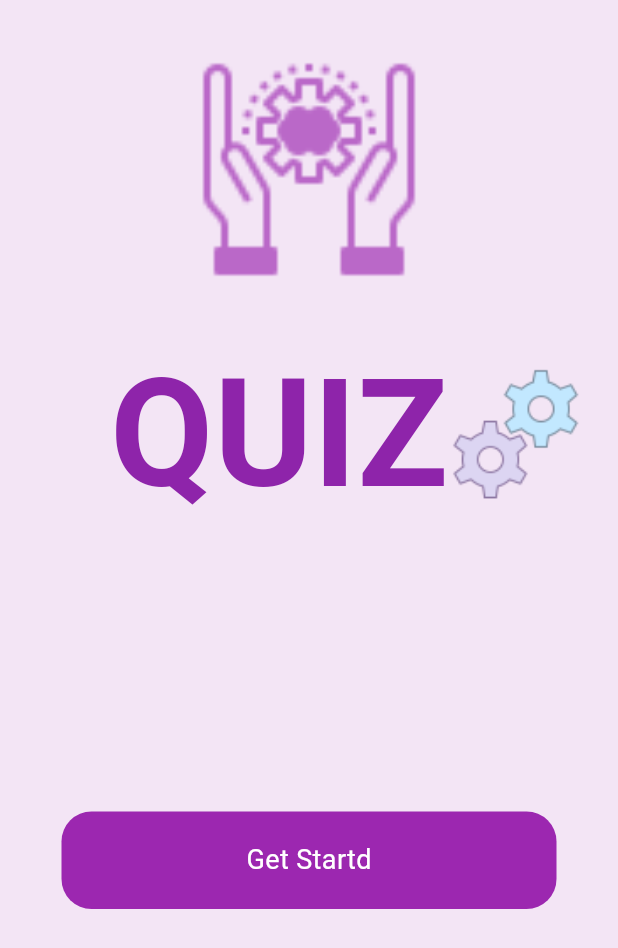
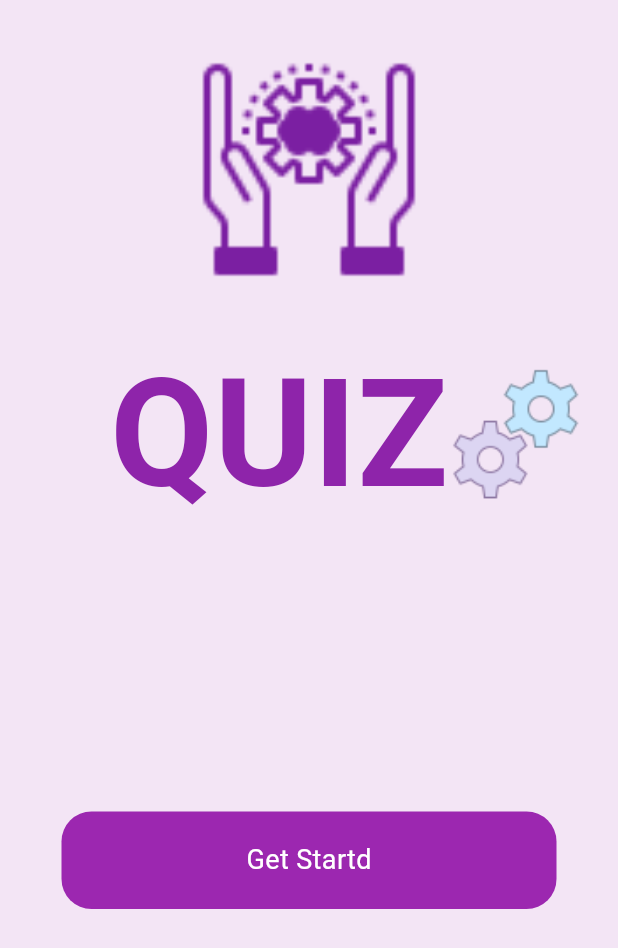
Before and after one commit to sohasara/Quiz-App, a Flutter app: the screen it shows after launch, on a phone screen of 412 x 824 dp. Shown: the top 948 px of the screen. Run offline on Flutter 3.47's test engine with Material 3 defaults, Android fonts, the phone set to English and light mode, and no system bars; our stand-ins replace flutter_riverpod.

Commit message:
modify color

```diff
--- a/lib/ui/splash_page/splash.dart
+++ b/lib/ui/splash_page/splash.dart
@@ -19,7 +19,7 @@ class SplashPage extends StatelessWidget {
               'assets/brain.png',
               height: 150,
               width: 150,
-              color: Colors.purple[300],
+              color: Colors.purple[700],
               fit: BoxFit.cover,
             ),
             const SizedBox(
```
